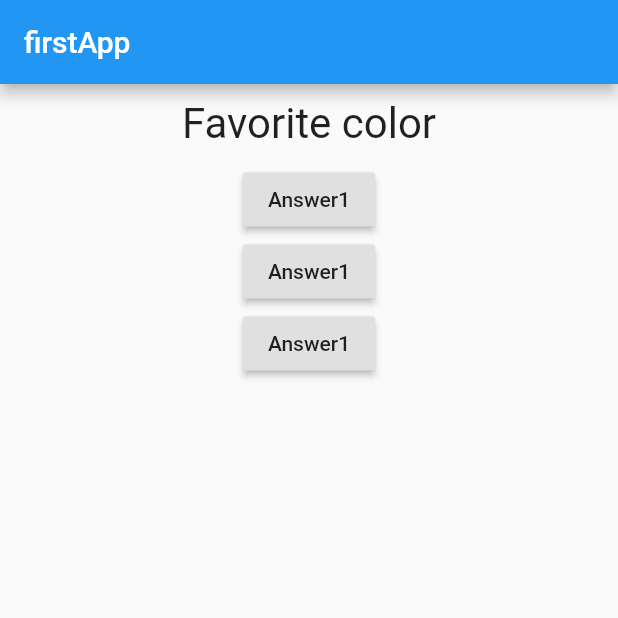
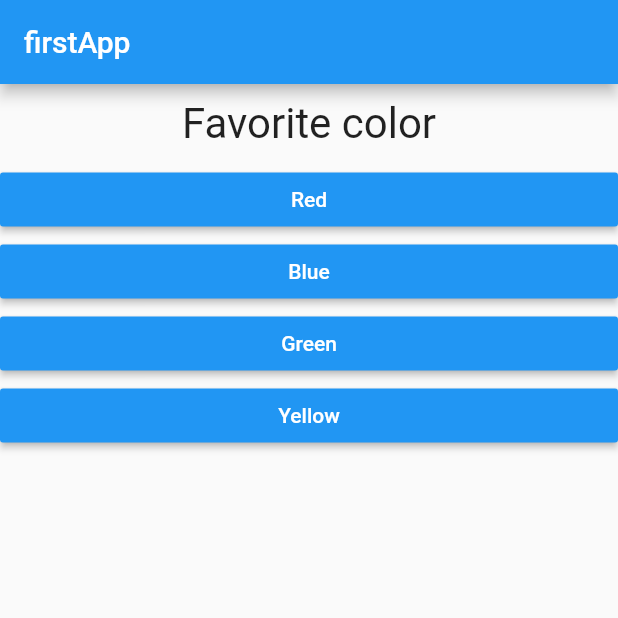
Before and after one commit to nikhild64/flutter, a Flutter app: the screen it shows after launch, on a phone screen of 412 x 824 dp, the top half of it. Run offline on Flutter 3.47's test engine with Material 2 defaults, Android fonts, the phone set to English and light mode, and no system bars.

Commit message:
added Answer widget

```diff
--- /dev/null
+++ b/lib/answer.dart
@@ -0,0 +1,19 @@
+import 'package:flutter/material.dart';
+
+class Answer extends StatelessWidget {
+  final String answerText;
+  final Function handler;
+  Answer(this.handler, this.answerText);
+  @override
+  Widget build(BuildContext context) {
+    return Container(
+      width: double.infinity,
+      child: RaisedButton(
+        child: Text(answerText),
+        color: Colors.blue,
+        textColor: Colors.white,
+        onPressed: handler,
+      ),
+    );
+  }
+}
--- a/lib/main.dart
+++ b/lib/main.dart
@@ -1,4 +1,6 @@
 import 'package:flutter/material.dart';
+import 'package:flutter_course/answer.dart';
+import './question.dart';
 import './question.dart';
 
 void main() {
@@ -13,7 +15,20 @@ class Myapp extends StatefulWidget {
 }
 
 class MyAppState extends State<Myapp> {
-  var questions = ['Favorite color', 'Favorite animal'];
+  var questions = [
+    {
+      'questionText': 'Favorite color',
+      'answerText': ['Red', 'Blue', 'Green', 'Yellow']
+    },
+    {
+      'questionText': 'Favorite animal',
+      'answerText': ['Cow', 'Lion', 'Girrafe', 'chetah']
+    },
+    {
+      'questionText': 'Favorite Framework',
+      'answerText': ['Angular', 'React', 'Vue', 'None']
+    },
+  ];
 
   var index = 0;
   void answerQuestion() {
@@ -37,10 +52,10 @@ class MyAppState extends State<Myapp> {
         ),
         body: Column(
           children: [
-            Question(questions[index]),
-            RaisedButton(child: Text('Answer1'), onPressed: answerQuestion),
-            RaisedButton(child: Text('Answer1'), onPressed: answerQuestion),
-            RaisedButton(child: Text('Answer1'), onPressed: answerQuestion),
+            Question(questions[index]['questionText']),
+            ...(questions[index]['answerText'] as List<String>).map((answer) {
+              return Answer(answerQuestion, answer);
+            }).toList(),
           ],
         ),
       ),
```
